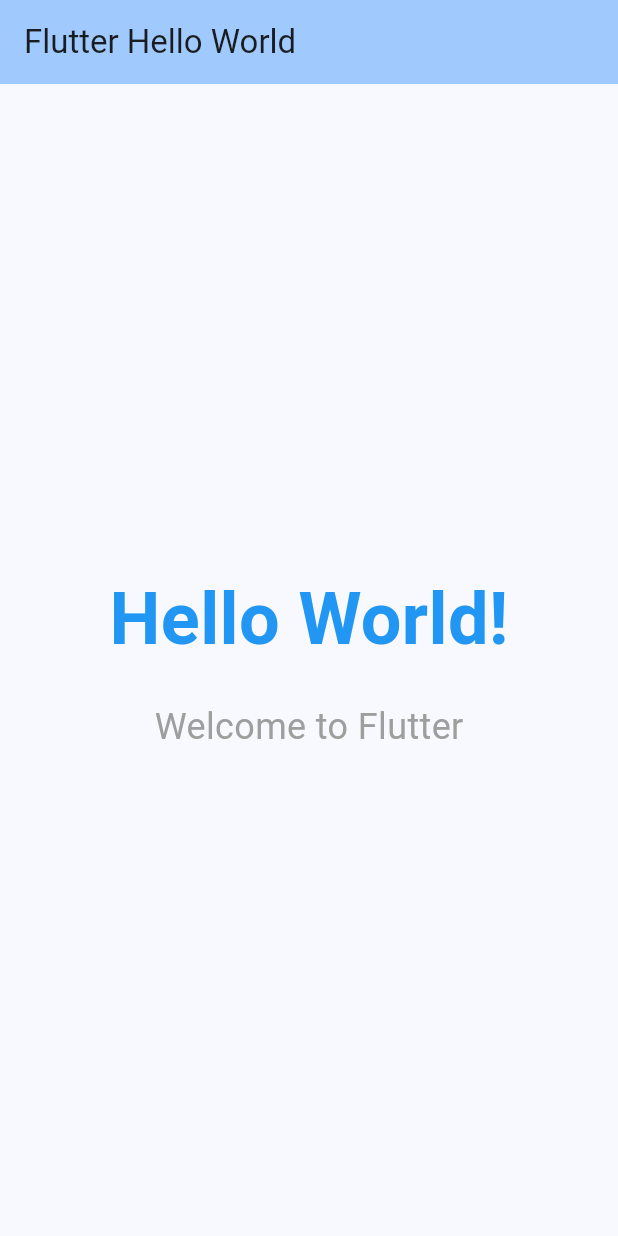
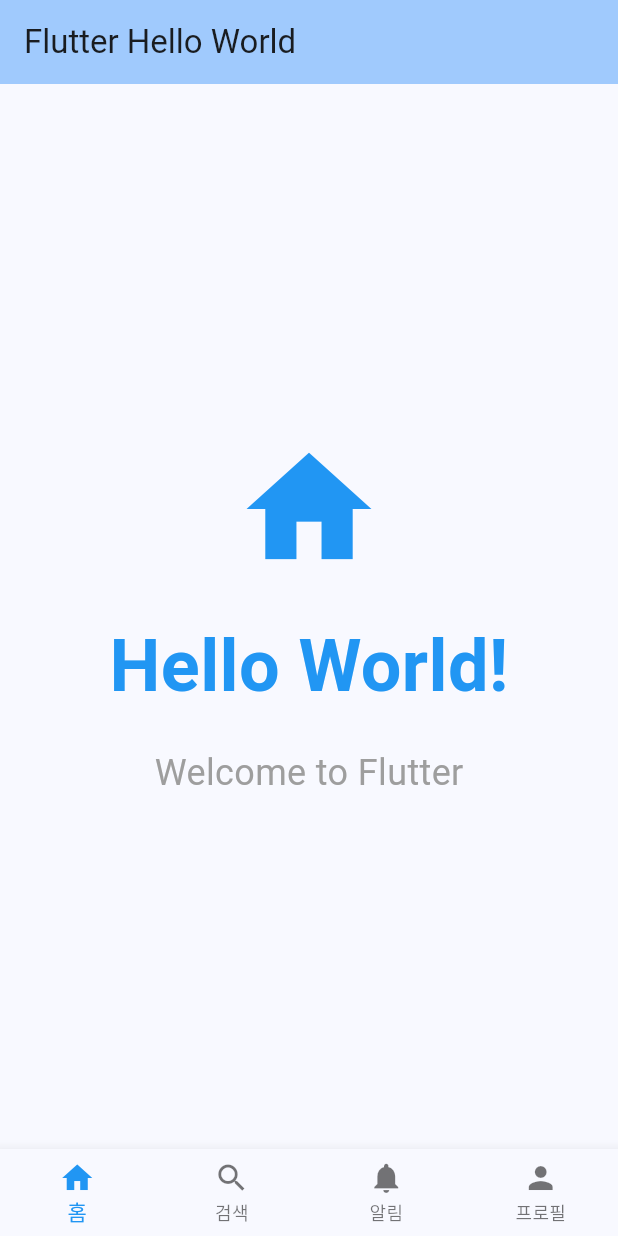
Before and after one commit to LeeYoonHyungDanggun/testproj, a Flutter app: the screen it shows after launch, on a phone screen of 412 x 824 dp. Run offline on Flutter 3.47's test engine with Material 3 defaults, Android fonts, the phone set to English and light mode, and no system bars.

Commit message:
Add bottom navigation bar with 4 tabs
- Convert MyHomePage from StatelessWidget to StatefulWidget
- Add BottomNavigationBar with 4 tabs: 홈, 검색, 알림, 프로필
- Create separate page widgets for each tab (HomePage, SearchPage, NotificationsPage, ProfilePage)
- Implement tab switching functionality with state management

🤖 Generated with [Claude Code](https://claude.com/claude-code)

Co-Authored-By: Claude <noreply@anthropic.com>

```diff
--- a/lib/main.dart
+++ b/lib/main.dart
@@ -20,8 +20,29 @@ class MyApp extends StatelessWidget {
   }
 }
 
-class MyHomePage extends StatelessWidget {
+class MyHomePage extends StatefulWidget {
   const MyHomePage({super.key});
+
+  @override
+  State<MyHomePage> createState() => _MyHomePageState();
+}
+
+class _MyHomePageState extends State<MyHomePage> {
+  int _selectedIndex = 0;
+
+  // 각 탭에 표시될 페이지들
+  static const List<Widget> _pages = <Widget>[
+    HomePage(),
+    SearchPage(),
+    NotificationsPage(),
+    ProfilePage(),
+  ];
+
+  void _onItemTapped(int index) {
+    setState(() {
+      _selectedIndex = index;
+    });
+  }
 
   @override
   Widget build(BuildContext context) {
@@ -30,10 +51,51 @@ class MyHomePage extends StatelessWidget {
         backgroundColor: Theme.of(context).colorScheme.inversePrimary,
         title: const Text('Flutter Hello World'),
       ),
-      body: Center(
+      body: _pages[_selectedIndex],
+      bottomNavigationBar: BottomNavigationBar(
+        type: BottomNavigationBarType.fixed,
+        items: const <BottomNavigationBarItem>[
+          BottomNavigationBarItem(
+            icon: Icon(Icons.home),
+            label: '홈',
+          ),
+          BottomNavigationBarItem(
+            icon: Icon(Icons.search),
+            label: '검색',
+          ),
+          BottomNavigationBarItem(
+            icon: Icon(Icons.notifications),
+            label: '알림',
+          ),
+          BottomNavigationBarItem(
+            icon: Icon(Icons.person),
+            label: '프로필',
+          ),
+        ],
+        currentIndex: _selectedIndex,
+        selectedItemColor: Colors.blue,
+        onTap: _onItemTapped,
+      ),
+    );
+  }
+}
+
+// 홈 페이지
+class HomePage extends StatelessWidget {
+  const HomePage({super.key});
+
+  @override
+  Widget build(BuildContext context) {
+    return Center(
       child: Column(
         mainAxisAlignment: MainAxisAlignment.center,
         children: <Widget>[
+          const Icon(
+            Icons.home,
+            size: 100,
+            color: Colors.blue,
+          ),
+          const SizedBox(height: 20),
           const Text(
             'Hello World!',
             style: TextStyle(
@@ -52,7 +114,96 @@ class MyHomePage extends StatelessWidget {
           ),
         ],
       ),
+    );
+  }
+}
+
+// 검색 페이지
+class SearchPage extends StatelessWidget {
+  const SearchPage({super.key});
+
+  @override
+  Widget build(BuildContext context) {
+    return Center(
+      child: Column(
+        mainAxisAlignment: MainAxisAlignment.center,
+        children: const <Widget>[
+          Icon(
+            Icons.search,
+            size: 100,
+            color: Colors.blue,
+          ),
+          SizedBox(height: 20),
+          Text(
+            '검색',
+            style: TextStyle(
+              fontSize: 36,
+              fontWeight: FontWeight.bold,
+              color: Colors.blue,
+            ),
+          ),
+        ],
       ),
     );
   }
 }
+
+// 알림 페이지
+class NotificationsPage extends StatelessWidget {
+  const NotificationsPage({super.key});
+
+  @override
+  Widget build(BuildContext context) {
+    return Center(
+      child: Column(
+        mainAxisAlignment: MainAxisAlignment.center,
+        children: const <Widget>[
+          Icon(
+            Icons.notifications,
+            size: 100,
+            color: Colors.blue,
+          ),
+          SizedBox(height: 20),
+          Text(
+            '알림',
+            style: TextStyle(
+              fontSize: 36,
+              fontWeight: FontWeight.bold,
+              color: Colors.blue,
+            ),
+          ),
+        ],
+      ),
+    );
+  }
+}
+
+// 프로필 페이지
+class ProfilePage extends StatelessWidget {
+  const ProfilePage({super.key});
+
+  @override
+  Widget build(BuildContext context) {
+    return Center(
+      child: Column(
+        mainAxisAlignment: MainAxisAlignment.center,
+        children: const <Widget>[
+          Icon(
+            Icons.person,
+            size: 100,
+            color: Colors.blue,
+          ),
+          SizedBox(height: 20),
+          Text(
+            '프로필',
+            style: TextStyle(
+              fontSize: 36,
+              fontWeight: FontWeight.bold,
+              color: Colors.blue,
+            ),
+          ),
+        ],
+      ),
+    );
+  }
+}
```
Lines whose indentation alone changed are shown as unchanged.
